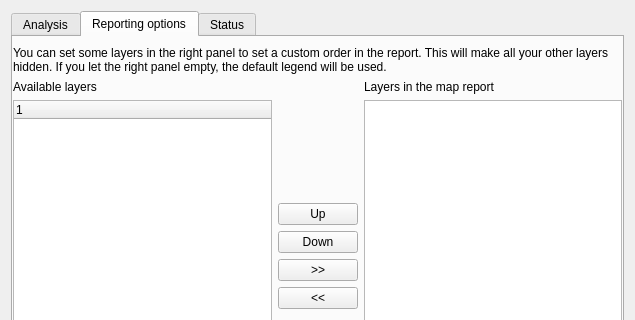
First picture: the form in safe/gui/ui/multi_exposure_dialog_base.ui, repository inasafe/inasafe, before the edit; both pictures show x 0 to 635 and y 0 to 320 of the 635 by 535 pixel window.
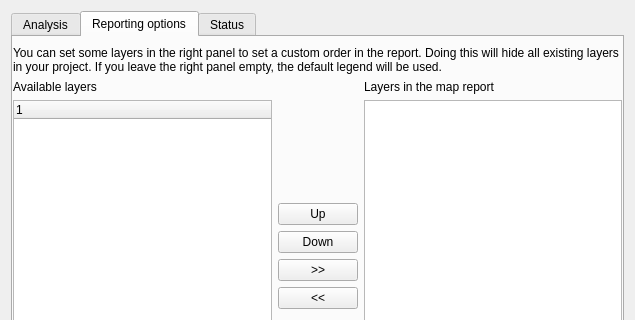
Second picture: the form after the edit. The open tabs and pages were chosen to show the change. Custom widgets are drawn as their Qt base class.

Commit message: More tweaks for multi-exposure text

```diff
--- a/safe/gui/ui/multi_exposure_dialog_base.ui
+++ b/safe/gui/ui/multi_exposure_dialog_base.ui
@@ -110,7 +110,7 @@
        <item>
         <widget class="QLabel" name="label_6">
          <property name="text">
-          <string>You can set some layers in the right panel to set a custom order in the report. This will make all your other layers hidden. If you let the right panel empty, the default legend will be used.</string>
+          <string>You can set some layers in the right panel to set a custom order in the report. Doing this will hide all existing layers in your project. If you leave the right panel empty, the default legend will be used.</string>
          </property>
          <property name="wordWrap">
           <bool>true</bool>
```
Left out of the diff: 2 changed lines with no effect on the pictures.
